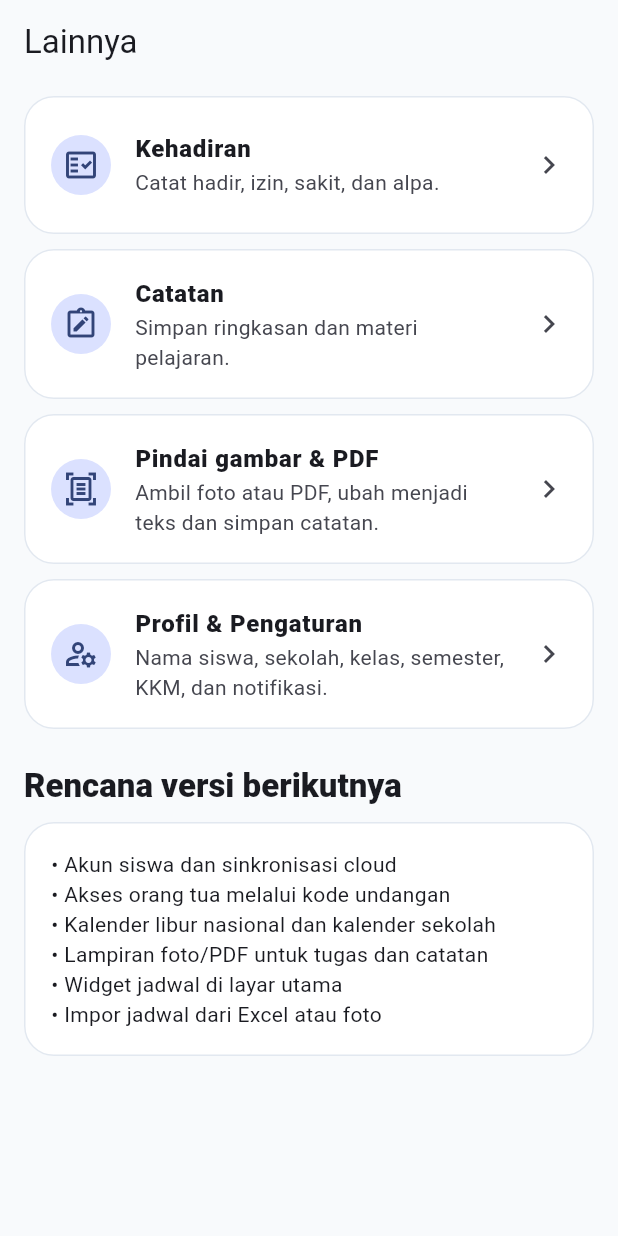
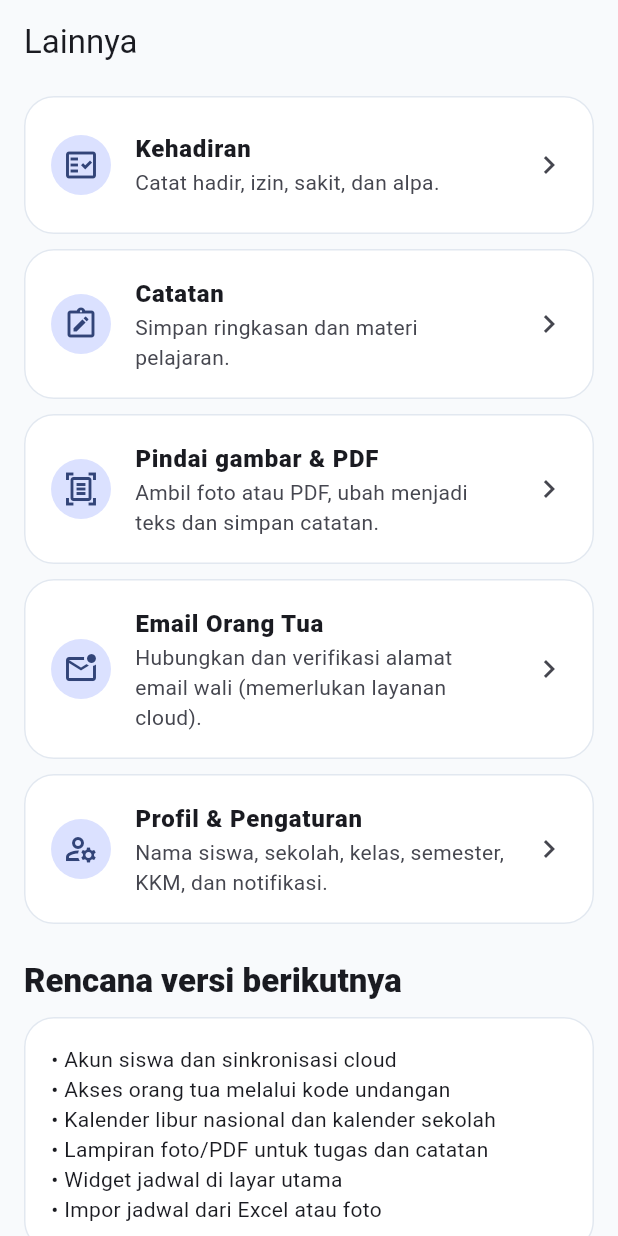
Before and after one commit to My-Hub-on2026/pelajarku, a Flutter app: the MoreScreen screen opened directly, on a phone screen of 412 x 824 dp. Run offline on Flutter 3.47's test engine with Material 3 defaults, Android fonts, the light colour scheme and no system bars; our stand-ins replace cloud_functions, file_picker, firebase_auth, firebase_core, flutter_local_notifications, image_picker and 2 more; missing offline and left inert: google_mlkit_text_recognition, pdfx; accounts and stored records are empty; network calls fail.

Commit message:
Add parental email connection screen to navigation

```diff
--- a/lib/screens/more_screen.dart
+++ b/lib/screens/more_screen.dart
@@ -3,6 +3,7 @@ import 'package:flutter/material.dart';
 import 'attendance_screen.dart';
 import 'notes_screen.dart';
 import 'scan_screen.dart';
+import 'parent_email_screen.dart';
 import 'settings_screen.dart';
 
 class MoreScreen extends StatelessWidget {
@@ -43,6 +44,14 @@ class MoreScreen extends StatelessWidget {
             subtitle: 'Ambil foto atau PDF, ubah menjadi teks dan simpan catatan.',
             onTap: () => Navigator.push(context,
               MaterialPageRoute<void>(builder: (_) => const ScanScreen())),
+          ),
+          const SizedBox(height: 10),
+          _MenuCard(
+            icon: Icons.mark_email_unread_outlined,
+            title: 'Email Orang Tua',
+            subtitle: 'Hubungkan dan verifikasi alamat email wali (memerlukan layanan cloud).',
+            onTap: () => Navigator.push(context,
+              MaterialPageRoute<void>(builder: (_) => const ParentEmailScreen())),
           ),
           const SizedBox(height: 10),
           _MenuCard(
```
